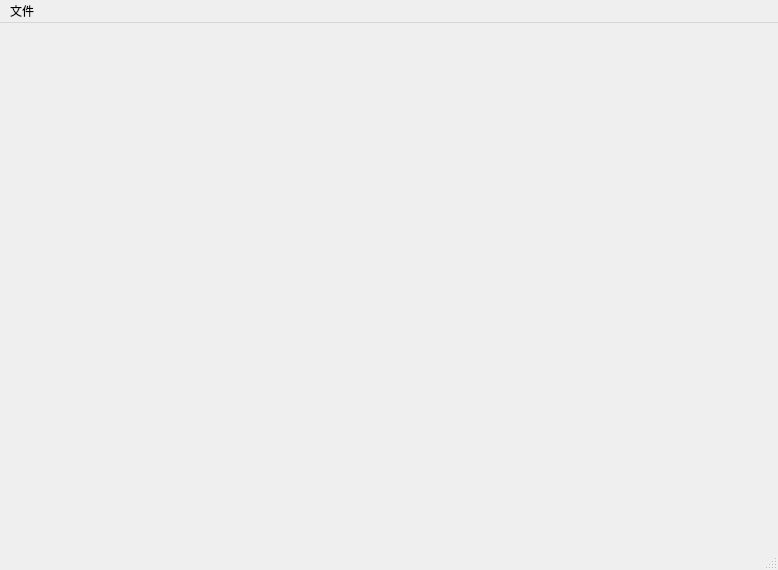
This is Source/Atrc/Atrc/Atrc.ui in AirGuanZ/Atrc as Qt 5 draws it before an edit. The edited form follows.
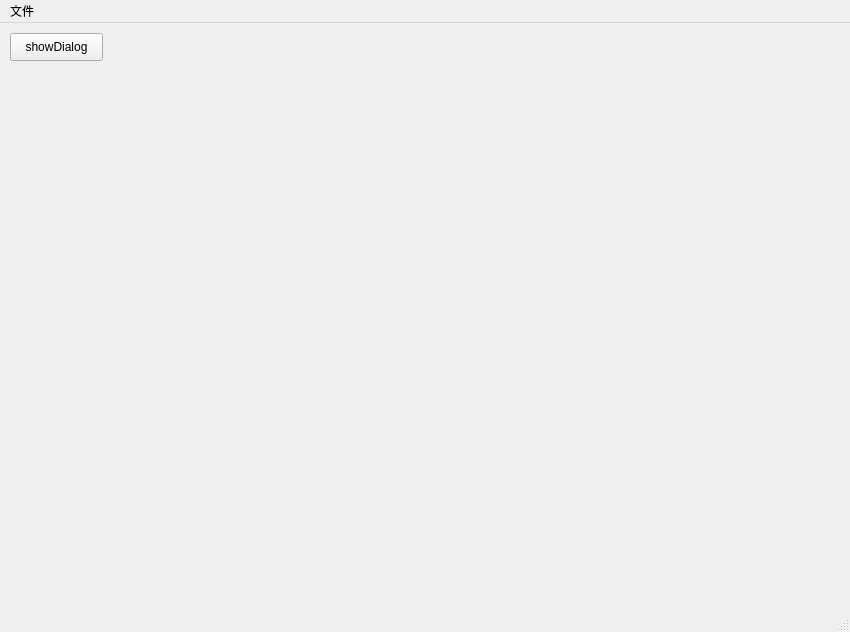
This is the edited form.

Patch:
```diff
--- a/Source/Atrc/Atrc/Atrc.ui
+++ b/Source/Atrc/Atrc/Atrc.ui
@@ -6,33 +6,34 @@
    <rect>
     <x>0</x>
     <y>0</y>
-    <width>778</width>
-    <height>570</height>
+    <width>850</width>
+    <height>632</height>
    </rect>
   </property>
   <property name="windowTitle">
    <string>MainWindow</string>
   </property>
   <widget class="QWidget" name="centralwidget">
-   <layout class="QHBoxLayout" name="horizontalLayout">
-    <item>
-     <widget class="QLabel" name="label">
-      <property name="text">
-       <string/>
-      </property>
-      <property name="alignment">
-       <set>Qt::AlignCenter</set>
-      </property>
-     </widget>
-    </item>
-   </layout>
+   <widget class="QPushButton" name="showDialog">
+    <property name="geometry">
+     <rect>
+      <x>10</x>
+      <y>10</y>
+      <width>93</width>
+      <height>28</height>
+     </rect>
+    </property>
+    <property name="text">
+     <string>showDialog</string>
+    </property>
+   </widget>
   </widget>
   <widget class="QMenuBar" name="menubar">
    <property name="geometry">
     <rect>
      <x>0</x>
      <y>0</y>
-     <width>778</width>
+     <width>850</width>
      <height>26</height>
     </rect>
    </property>
```
Left out of the diff: 2 changed lines with no effect on the pictures.
